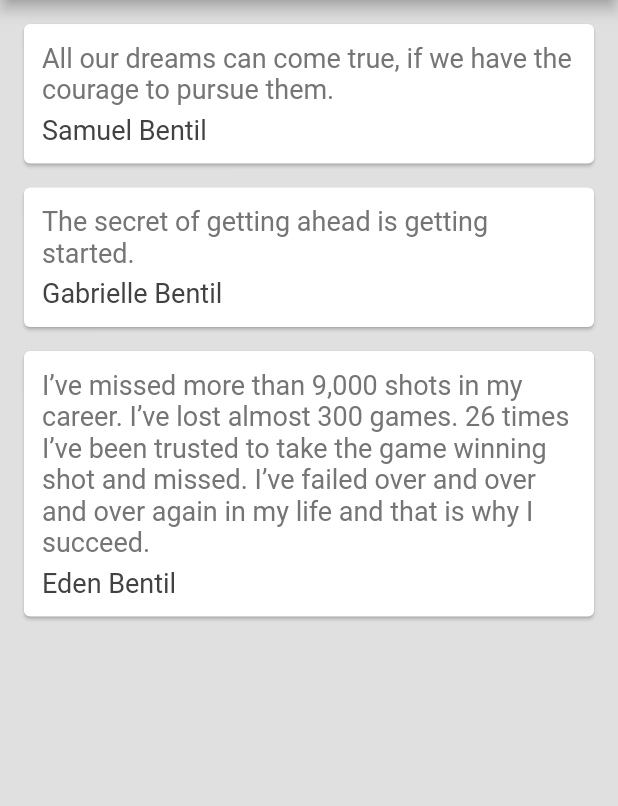
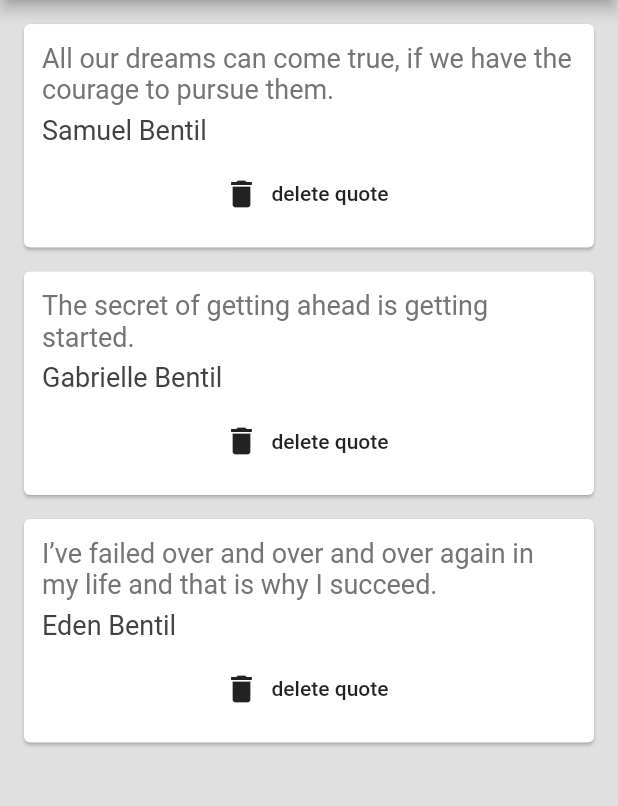
Before and after one commit to ebentil/flutter_quotes, a Flutter app: the screen it shows after launch, on a phone screen of 412 x 824 dp, the part 84-890 px from its top. Run offline on Flutter 3.47's test engine with Material 2 defaults, Android fonts, the phone set to English and light mode, and no system bars.

Commit message:
#21 functions as parameters, delete card button

```diff
--- a/lib/main.dart
+++ b/lib/main.dart
@@ -22,7 +22,7 @@ class _QuoteListState extends State<QuoteList> {
         text: 'The secret of getting ahead is getting started.'),
     Quote(
         text:
-            'I’ve missed more than 9,000 shots in my career. I’ve lost almost 300 games. 26 times I’ve been trusted to take the game winning shot and missed. I’ve failed over and over and over again in my life and that is why I succeed.',
+            'I’ve failed over and over and over again in my life and that is why I succeed.',
         author: 'Eden Bentil'),
   ];
 
@@ -36,7 +36,15 @@ class _QuoteListState extends State<QuoteList> {
           backgroundColor: Colors.redAccent,
         ),
         body: Column(
-          children: quotes.map((quote) => QuoteCard(quote: quote)).toList(),
+          children: quotes
+              .map((quote) => QuoteCard(
+                  quote: quote,
+                  delete: () {
+                    setState(() {
+                      quotes.remove(quote);
+                    });
+                  }))
+              .toList(),
 
           // children: quotes.map((quote) {
           //   return Text(quote);
--- a/lib/quote_card.dart
+++ b/lib/quote_card.dart
@@ -3,7 +3,8 @@ import 'quote.dart'; //bcos Quote object is being instantiated here
 
 class QuoteCard extends StatelessWidget {
   final Quote quote;
-  QuoteCard({this.quote});
+  final Function delete;
+  QuoteCard({this.quote, this.delete});
 
   @override
   Widget build(BuildContext context) {
@@ -29,6 +30,11 @@ class QuoteCard extends StatelessWidget {
                 color: Colors.grey[800],
               ),
             ),
+            SizedBox(height: 8),
+            FlatButton.icon(
+                onPressed: delete,
+                icon: Icon(Icons.delete),
+                label: Text('delete quote'))
           ],
         ),
       ),
```
